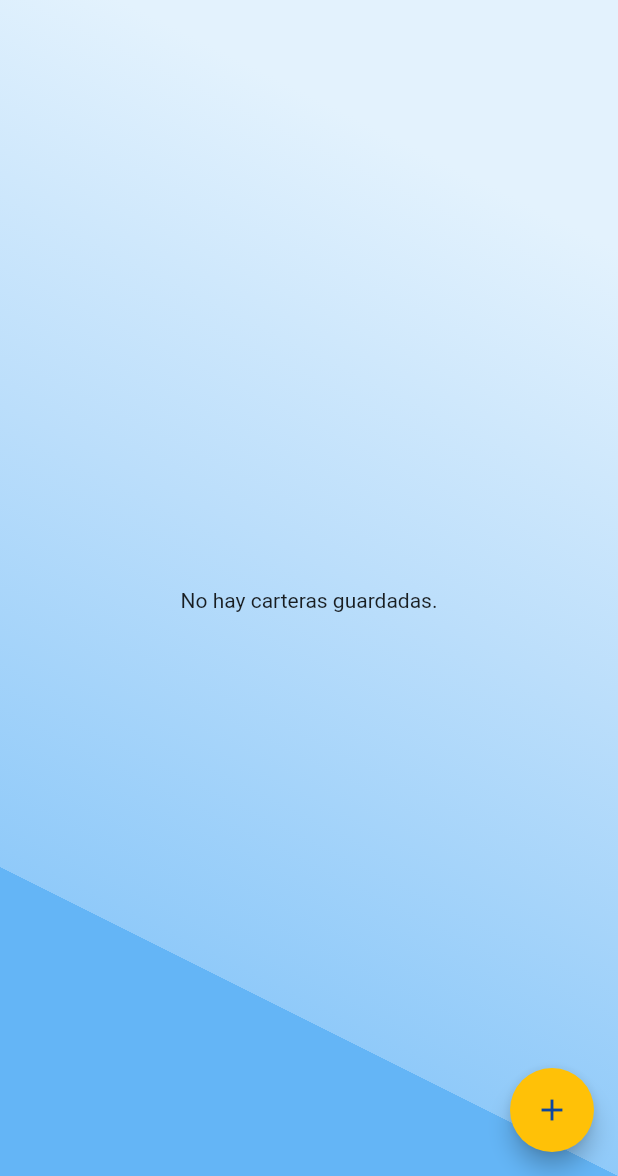
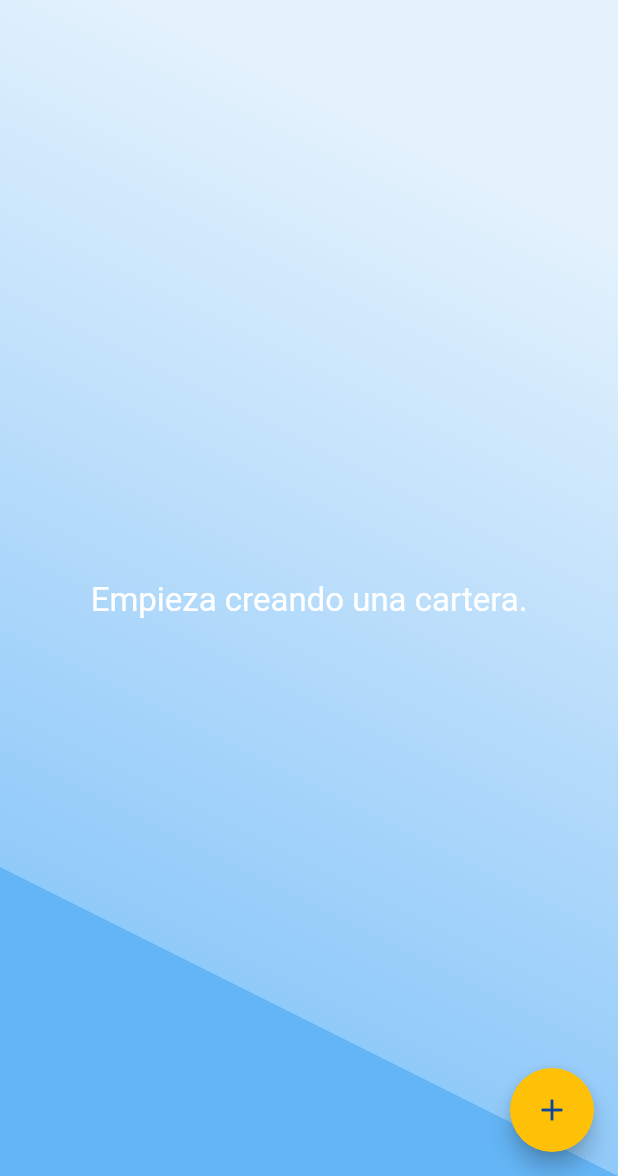
Before and after one commit to Webierta/carfoin, a Flutter app: the screen it shows after launch, on a phone screen of 412 x 824 dp, the part 60-1236 px from its top. Run offline on Flutter 3.47's test engine with Material 2 defaults, Android fonts, the phone set to English and light mode, and no system bars; our stand-ins replace fl_chart, flutter_dotenv, flutter_markdown, flutter_speed_dial, shared_preferences, sqflite; accounts and stored records are empty.

Commit message:
icon app

```diff
--- a/lib/pages/page_cartera.dart
+++ b/lib/pages/page_cartera.dart
@@ -200,7 +200,12 @@ class _PageCarteraState extends State<PageCartera> {
                 child: Consumer<CarteraProvider>(
                   builder: (context, data, child) {
                     if (data.fondos.isEmpty) {
-                      return const Center(child: Text('No hay fondos guardados.'));
+                      return const Center(
+                        child: Text(
+                          'Añade fondos a esta cartera.',
+                          style: TextStyle(color: Color(0xFFFFFFFF), fontSize: 22),
+                        ),
+                      );
                     }
                     return ListView.builder(
                       itemCount: data.fondos.length,
--- a/lib/pages/page_home.dart
+++ b/lib/pages/page_home.dart
@@ -159,7 +159,12 @@ class _PageHomeState extends State<PageHome> {
                   child: Consumer<CarteraProvider>(
                     builder: (context, data, child) {
                       if (data.carteras.isEmpty) {
-                        return const Center(child: Text('No hay carteras guardadas.'));
+                        return const Center(
+                          child: Text(
+                            'Empieza creando una cartera.',
+                            style: TextStyle(color: Color(0xFFFFFFFF), fontSize: 22),
+                          ),
+                        );
                       }
                       return ListView.builder(
                         //padding: const EdgeInsets.all(10),
```
Also changed, not shown: pubspec.yaml (+6 -1 lines), assets/icon.png (renamed from assets/carfoin.png), pubspec.lock, 29 other files.
